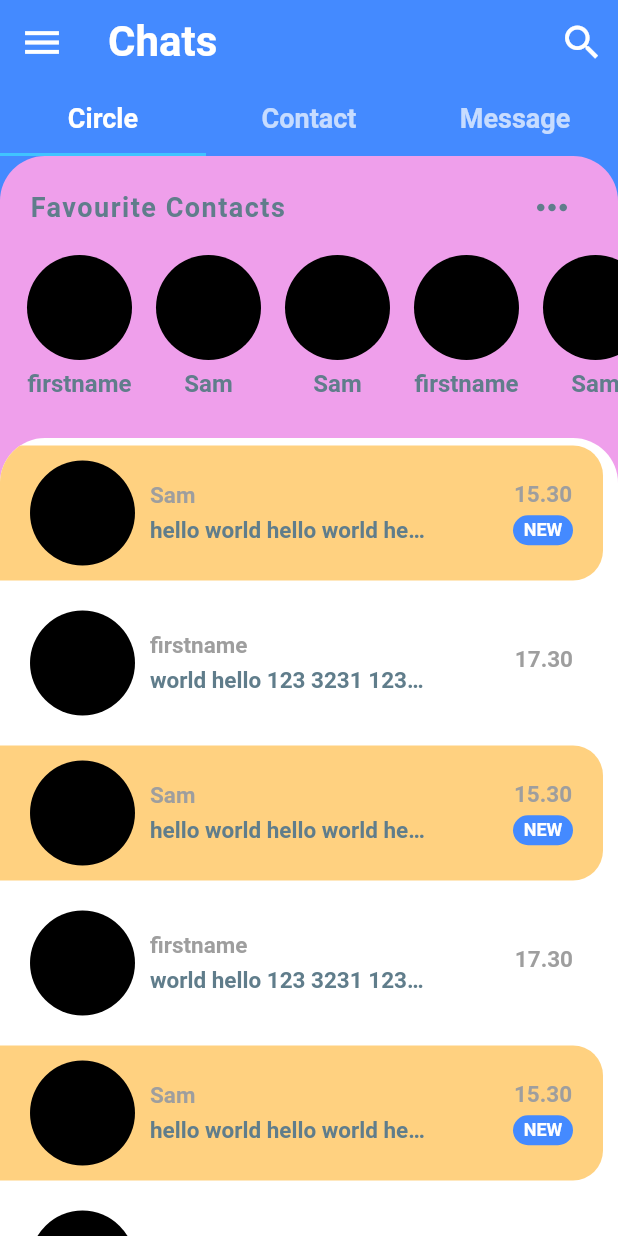
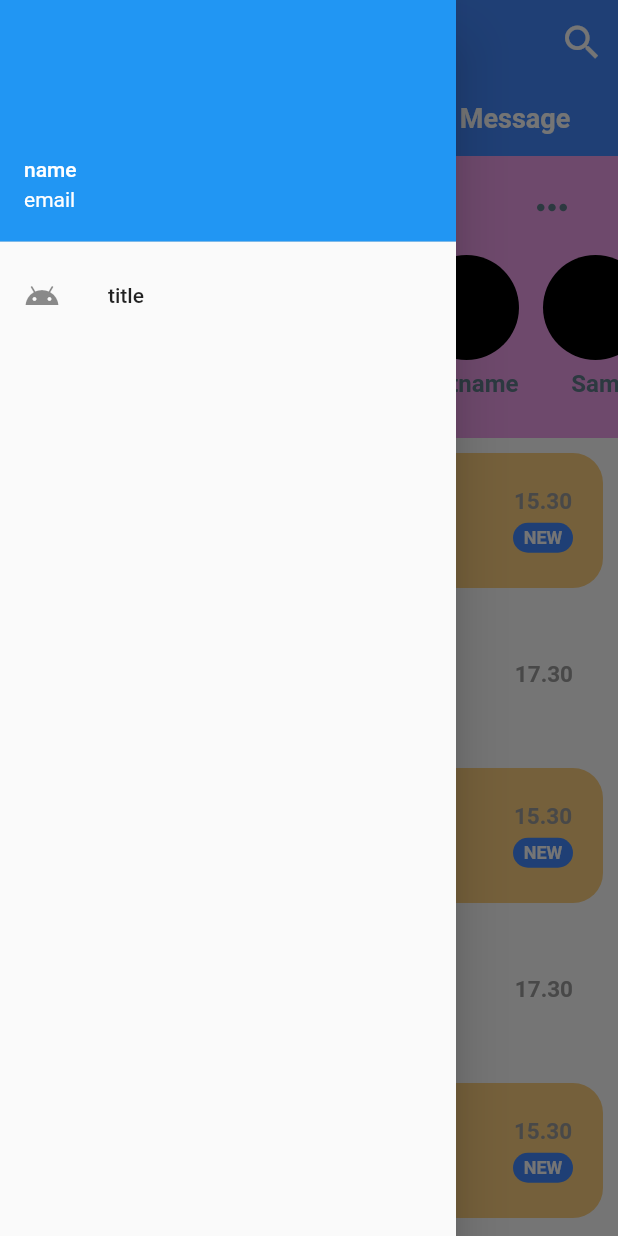
Before and after one commit to forgetz/circle_flutter, a Flutter app: the screen it shows after launch, with the side drawer open (before the commit the screen has no drawer), on a phone screen of 412 x 824 dp. Run offline on Flutter 3.47's test engine with Material 2 defaults, Android fonts, the phone set to English and light mode, and no system bars; our stand-ins replace cloud_firestore, get; accounts and stored records are empty.

Commit message:
update code add tab

```diff
--- a/lib/screen/circle_screen.dart
+++ b/lib/screen/circle_screen.dart
@@ -44,7 +44,7 @@ class _CircleScreenState extends State<CircleScreen> {
                 color: Theme.of(context).accentColor,
                 borderRadius: BorderRadius.only(
                   topLeft: Radius.circular(30.0),
-                  topRight: Radius.circular(30.0),
+                  topRight: Radius.circular(0.0),
                 ),
               ),
               child: Column(
--- a/lib/screen/home_screen.dart
+++ b/lib/screen/home_screen.dart
@@ -1,4 +1,3 @@
-import 'package:circle/widgets/category_selector.dart';
 import 'package:circle/widgets/favorite_contacts.dart';
 import 'package:circle/widgets/recent_message.dart';
 import 'package:flutter/material.dart';
@@ -9,29 +8,46 @@ class HomeScreen extends StatefulWidget {
 }
 
 class _HomeScreenState extends State<HomeScreen> {
-  final List<Tab> myTabs = <Tab>[
-    Tab(text: 'Circle'),
-    Tab(text: 'Contact'),
-    Tab(text: 'Message'),
+  final myTabs = [
+    Container(
+      width: 300.0,
+      child: Tab(text: 'Circle'),
+    ),
+    Container(
+      width: 300.0,
+      child: Tab(text: 'Contact'),
+    ),
+    Container(
+      width: 300.0,
+      child: Tab(text: 'Message'),
+    ),
   ];
 
   @override
   Widget build(BuildContext context) {
     return DefaultTabController(
-      length: myTabs.length,
+      length: 3,
       child: Builder(
         builder: (BuildContext context) {
           return Scaffold(
             backgroundColor: Theme.of(context).primaryColor,
+            drawer: Drawer(
+              child: ListView(
+                children: [
+                  UserAccountsDrawerHeader(
+                    accountName: Text('name'),
+                    accountEmail: Text('email'),
+                  ),
+                  ListTile(
+                    leading: Icon(Icons.android),
+                    title: Text('title'),
+                  ),
+                ],
+              ),
+            ),
             appBar: AppBar(
-              leading: IconButton(
-                icon: Icon(Icons.menu),
-                iconSize: 30.0,
-                color: Colors.white,
-                onPressed: () {},
-              ),
               title: Text(
-                'Chats',
+                'Circle',
                 style: TextStyle(
                   fontSize: 28.0,
                   fontWeight: FontWeight.bold,
@@ -48,15 +64,27 @@ class _HomeScreenState extends State<HomeScreen> {
               ],
               bottom: TabBar(
                 tabs: myTabs,
-                indicatorColor: Colors.lightBlueAccent,
-                labelStyle: TextStyle(
-                  fontSize: 18.0,
-                  fontWeight: FontWeight.bold,
+                labelColor: Colors.blue,
+                labelStyle:
+                    TextStyle(fontSize: 18.0, fontWeight: FontWeight.bold),
+                unselectedLabelColor: Colors.white,
+                indicatorSize: TabBarIndicatorSize.label,
+                indicator: BoxDecoration(
+                  borderRadius: BorderRadius.only(
+                    topLeft: Radius.circular(10.0),
+                    topRight: Radius.circular(10.0),
+                  ),
+                  color: Colors.white,
                 ),
-                unselectedLabelStyle: TextStyle(
-                  fontSize: 18.0,
-                  fontWeight: FontWeight.bold,
-                ),
+                // indicatorColor: Colors.lightBlueAccent,
+                // labelStyle: TextStyle(
+                //   fontSize: 18.0,
+                //   fontWeight: FontWeight.bold,
+                // ),
+                // unselectedLabelStyle: TextStyle(
+                //   fontSize: 18.0,
+                //   fontWeight: FontWeight.bold,
+                // ),
               ),
             ),
             body: TabBarView(
@@ -70,7 +98,7 @@ class _HomeScreenState extends State<HomeScreen> {
                           color: Theme.of(context).accentColor,
                           borderRadius: BorderRadius.only(
                             topLeft: Radius.circular(30.0),
-                            topRight: Radius.circular(30.0),
+                            topRight: Radius.circular(0.0),
                           ),
                         ),
                         child: Column(
@@ -83,8 +111,29 @@ class _HomeScreenState extends State<HomeScreen> {
                     )
                   ],
                 ),
-                Text('data'),
-                Text('data'),
+                Text('Contact'),
+                Column(
+                  children: [
+                    // CategorySelector(),
+                    Expanded(
+                      child: Container(
+                        decoration: BoxDecoration(
+                          color: Theme.of(context).accentColor,
+                          borderRadius: BorderRadius.only(
+                            topLeft: Radius.circular(30.0),
+                            topRight: Radius.circular(0.0),
+                          ),
+                        ),
+                        child: Column(
+                          children: [
+                            // FavoiteContacts(),
+                            RecentMessage(),
+                          ],
+                        ),
+                      ),
+                    )
+                  ],
+                ),
               ],
             ),
           );
--- a/lib/screen/message_screen.dart
+++ b/lib/screen/message_screen.dart
@@ -44,7 +44,7 @@ class _MessageScreenState extends State<MessageScreen> {
                 color: Theme.of(context).accentColor,
                 borderRadius: BorderRadius.only(
                   topLeft: Radius.circular(30.0),
-                  topRight: Radius.circular(30.0),
+                  topRight: Radius.circular(0.0),
                 ),
               ),
               child: Column(
--- a/lib/widgets/recent_message.dart
+++ b/lib/widgets/recent_message.dart
@@ -15,14 +15,14 @@ class _RecentMessageState extends State<RecentMessage> {
         decoration: BoxDecoration(
           color: Colors.white,
           borderRadius: BorderRadius.only(
-            topLeft: Radius.circular(30.0),
-            topRight: Radius.circular(30.0),
+            topLeft: Radius.circular(0.0),
+            topRight: Radius.circular(0.0),
           ),
         ),
         child: ClipRRect(
           borderRadius: BorderRadius.only(
-            topLeft: Radius.circular(30.0),
-            topRight: Radius.circular(30.0),
+            topLeft: Radius.circular(0.0),
+            topRight: Radius.circular(0.0),
           ),
           child: ListView.builder(
               itemCount: mockupRecentMessage.length,
@@ -47,7 +47,8 @@ class _RecentMessageState extends State<RecentMessage> {
                         bottomRight: Radius.circular(20.0),
                       ),
                     ),
-                    margin: EdgeInsets.only(top: 5.0, bottom: 5.0, right: 10.0),
+                    margin:
+                        EdgeInsets.only(top: 10.0, bottom: 5.0, right: 10.0),
                     padding:
                         EdgeInsets.symmetric(horizontal: 20.0, vertical: 10.0),
                     child: Row(
```
